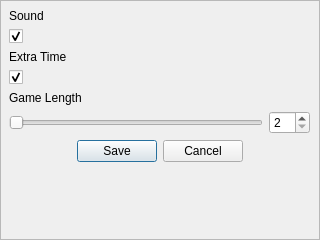
Old version of the form settingsFrame.ui in the repository rochford/cutefootball.
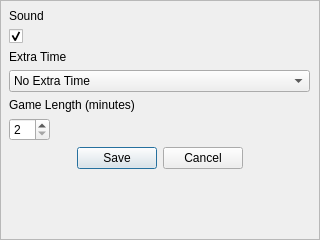
New version of the form.

Diff of the .ui file:
```diff
--- a/settingsFrame.ui
+++ b/settingsFrame.ui
@@ -80,27 +80,22 @@
        </widget>
       </item>
       <item>
-       <widget class="QCheckBox" name="checkBoxExtraTime">
-        <property name="font">
-         <font>
-          <family>MS Shell Dlg 2</family>
-          <pointsize>8</pointsize>
-          <weight>50</weight>
-          <bold>false</bold>
-         </font>
-        </property>
-        <property name="contextMenuPolicy">
-         <enum>Qt::NoContextMenu</enum>
-        </property>
-        <property name="styleSheet">
-         <string notr="true"/>
-        </property>
-        <property name="text">
-         <string/>
-        </property>
-        <property name="checked">
-         <bool>true</bool>
-        </property>
+       <widget class="QComboBox" name="extraTimeComboBox">
+        <item>
+         <property name="text">
+          <string>No Extra Time</string>
+         </property>
+        </item>
+        <item>
+         <property name="text">
+          <string>Extra Time And Penalties</string>
+         </property>
+        </item>
+        <item>
+         <property name="text">
+          <string>Golden Goal</string>
+         </property>
+        </item>
        </widget>
       </item>
      </layout>
@@ -108,14 +103,14 @@
     <item>
      <widget class="QLabel" name="label">
       <property name="text">
-       <string>Game Length</string>
+       <string>Game Length (minutes)</string>
       </property>
      </widget>
     </item>
     <item>
      <layout class="QHBoxLayout" name="horizontalLayout">
       <item>
-       <widget class="QSlider" name="horizontalSlider">
+       <widget class="QSpinBox" name="spinBox">
         <property name="minimum">
          <number>2</number>
         </property>
@@ -128,26 +123,20 @@
         <property name="value">
          <number>2</number>
         </property>
+       </widget>
+      </item>
+      <item>
+       <spacer name="horizontalSpacer">
         <property name="orientation">
          <enum>Qt::Horizontal</enum>
         </property>
-       </widget>
-      </item>
-      <item>
-       <widget class="QSpinBox" name="spinBox">
-        <property name="minimum">
-         <number>2</number>
+        <property name="sizeHint" stdset="0">
+         <size>
+          <width>40</width>
+          <height>20</height>
+         </size>
         </property>
-        <property name="maximum">
-         <number>10</number>
-        </property>
-        <property name="singleStep">
-         <number>1</number>
-        </property>
-        <property name="value">
-         <number>2</number>
-        </property>
-       </widget>
+       </spacer>
       </item>
      </layout>
     </item>
```
Left out of the diff: 52 changed lines with no effect on the pictures.
